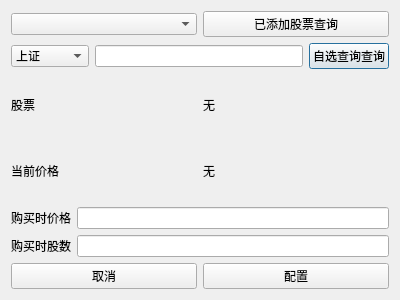
Qt form addmoneywidget.ui (dependon/Stock-Ball) before a commit.
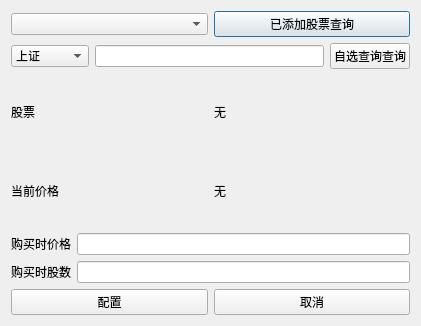
The same form after that commit.

```diff
--- a/addmoneywidget.ui
+++ b/addmoneywidget.ui
@@ -6,15 +6,34 @@
    <rect>
     <x>0</x>
     <y>0</y>
-    <width>400</width>
-    <height>300</height>
+    <width>421</width>
+    <height>326</height>
    </rect>
   </property>
   <property name="windowTitle">
    <string>Form</string>
   </property>
-  <layout class="QGridLayout" name="gridLayout">
-   <item row="1" column="0" colspan="2">
+  <layout class="QVBoxLayout" name="verticalLayout">
+   <item>
+    <layout class="QVBoxLayout" name="stockView"/>
+   </item>
+   <item>
+    <layout class="QVBoxLayout" name="verticalLayout_2">
+     <item>
+      <layout class="QHBoxLayout" name="horizontalLayout_6">
+       <item>
+        <widget class="QComboBox" name="comboxCodec"/>
+       </item>
+       <item>
+        <widget class="QPushButton" name="minecodecBtn">
+         <property name="text">
+          <string>已添加股票查询</string>
+         </property>
+        </widget>
+       </item>
+      </layout>
+     </item>
+     <item>
     <layout class="QHBoxLayout" name="horizontalLayout_5">
      <item>
       <widget class="QComboBox" name="comboxJYS">
@@ -42,21 +61,7 @@
      </item>
     </layout>
    </item>
-   <item row="0" column="0" colspan="2">
-    <layout class="QHBoxLayout" name="horizontalLayout_6">
      <item>
-      <widget class="QComboBox" name="comboxCodec"/>
-     </item>
-     <item>
-      <widget class="QPushButton" name="minecodecBtn">
-       <property name="text">
-        <string>已添加股票查询</string>
-       </property>
-      </widget>
-     </item>
-    </layout>
-   </item>
-   <item row="2" column="0" colspan="2">
     <layout class="QHBoxLayout" name="horizontalLayout_4">
      <item>
       <widget class="QLabel" name="label_4">
@@ -74,7 +79,7 @@
      </item>
     </layout>
    </item>
-   <item row="3" column="0" colspan="2">
+     <item>
     <layout class="QHBoxLayout" name="horizontalLayout">
      <item>
       <widget class="QLabel" name="label">
@@ -92,7 +97,7 @@
      </item>
     </layout>
    </item>
-   <item row="4" column="0" colspan="2">
+     <item>
     <layout class="QHBoxLayout" name="horizontalLayout_2">
      <item>
       <widget class="QLabel" name="label_2">
@@ -106,7 +111,7 @@
      </item>
     </layout>
    </item>
-   <item row="5" column="0" colspan="2">
+     <item>
     <layout class="QHBoxLayout" name="horizontalLayout_3">
      <item>
       <widget class="QLabel" name="label_3">
@@ -120,19 +125,25 @@
      </item>
     </layout>
    </item>
-   <item row="6" column="0">
-    <widget class="QPushButton" name="cancelBtn">
-     <property name="text">
-      <string>取消</string>
-     </property>
-    </widget>
-   </item>
-   <item row="6" column="1">
+     <item>
+      <layout class="QHBoxLayout" name="horizontalLayout_7">
+       <item>
     <widget class="QPushButton" name="setBtn">
      <property name="text">
       <string>配置</string>
      </property>
     </widget>
+       </item>
+       <item>
+        <widget class="QPushButton" name="cancelBtn">
+         <property name="text">
+          <string>取消</string>
+         </property>
+        </widget>
+       </item>
+      </layout>
+     </item>
+    </layout>
    </item>
   </layout>
  </widget>
```
Lines whose indentation alone changed are shown as unchanged.
